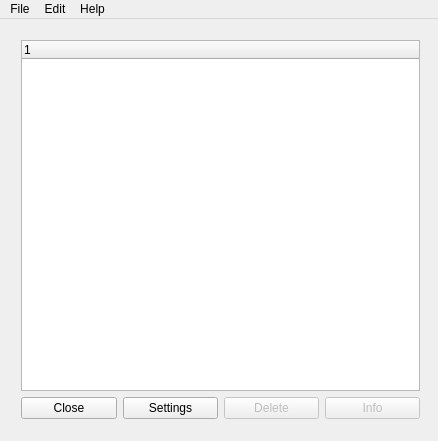
Qt form src/mainwindow.ui (ayham-1/ContractNotifier) before a commit.
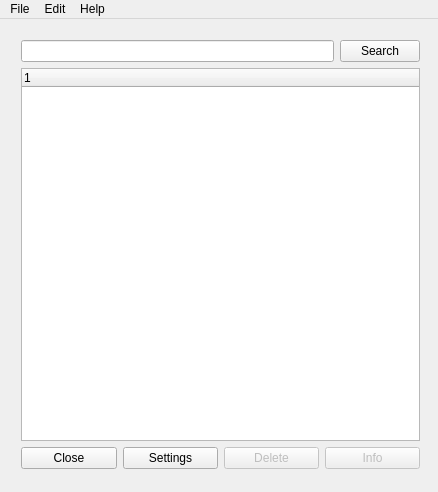
The same form after that commit.

Diff of the .ui file:
```diff
--- a/src/mainwindow.ui
+++ b/src/mainwindow.ui
@@ -7,7 +7,7 @@
     <x>0</x>
     <y>0</y>
     <width>438</width>
-    <height>441</height>
+    <height>492</height>
    </rect>
   </property>
   <property name="windowTitle">
@@ -20,9 +20,25 @@
       <x>10</x>
       <y>10</y>
       <width>421</width>
-      <height>401</height>
+      <height>451</height>
      </rect>
     </property>
+    <layout class="QVBoxLayout" name="verticalLayout_2">
+     <item>
+      <layout class="QHBoxLayout" name="horizontalLayout_4">
+       <item>
+        <widget class="QLineEdit" name="searchBox"/>
+       </item>
+       <item>
+        <widget class="QPushButton" name="searchBtn">
+         <property name="text">
+          <string>Search</string>
+         </property>
+        </widget>
+       </item>
+      </layout>
+     </item>
+     <item>
     <layout class="QVBoxLayout" name="verticalLayout">
      <item>
       <widget class="QTreeWidget" name="treeView">
@@ -74,6 +90,8 @@
             <string>Info</string>
            </property>
           </widget>
+           </item>
+          </layout>
          </item>
         </layout>
        </item>
```
Lines whose indentation alone changed are shown as unchanged.
